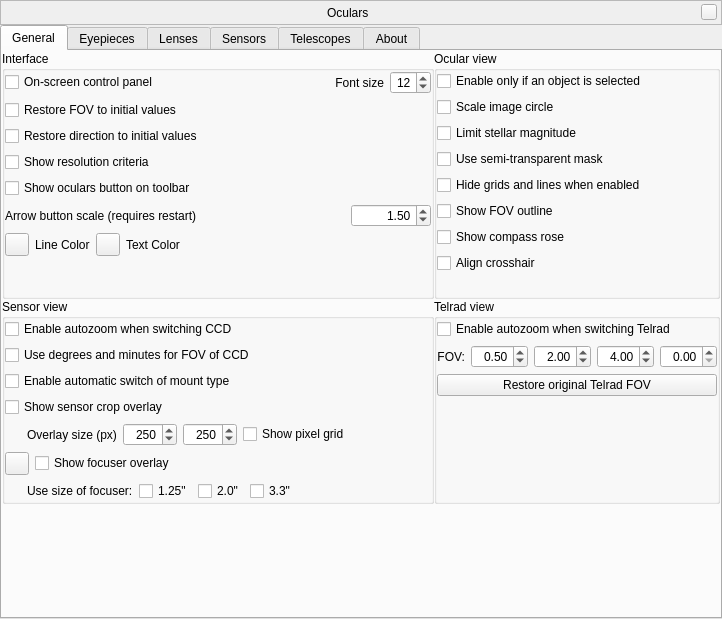
This is plugins/Oculars/src/gui/ocularDialog.ui in 519984307/stellarium_src as Qt 5 draws it before an edit. The edited form follows.
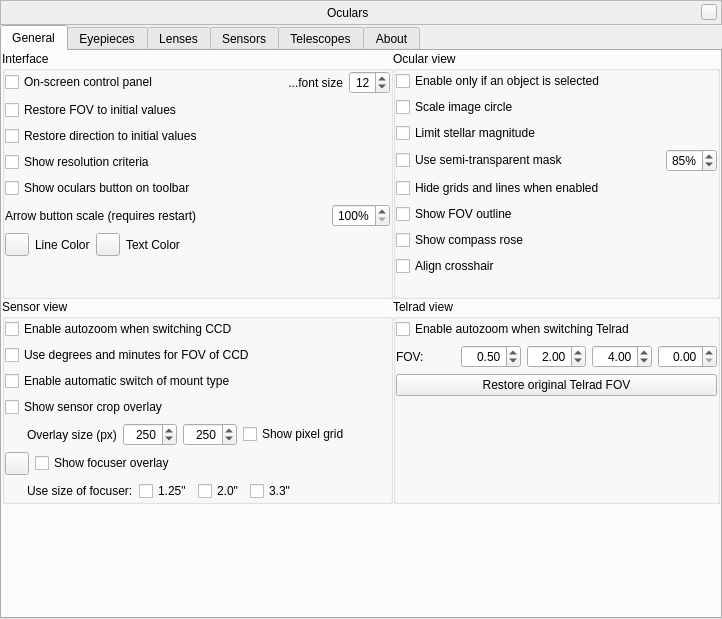
This is the edited form. Icons and pictures are not drawn. Custom widgets are drawn as their Qt base class.

Commit message:
The GUI for Oculars plug-in has been updated
- Added tool to disable an inherited options
- Added tool to define value of transparency of the semi-transparent mask in eyepiece mode
- The input box to define the scale factor of arrows was changed to use percentage

```diff
--- a/plugins/Oculars/src/gui/ocularDialog.ui
+++ b/plugins/Oculars/src/gui/ocularDialog.ui
@@ -218,27 +218,31 @@
                 </widget>
                </item>
                <item>
-                <widget class="QDoubleSpinBox" name="arrowButtonScaleDoubleSpinBox">
-                 <property name="maximumSize">
+                <spacer name="horizontalSpacer_7">
+                 <property name="orientation">
+                  <enum>Qt::Horizontal</enum>
+                 </property>
+                 <property name="sizeHint" stdset="0">
                   <size>
-                   <width>80</width>
-                   <height>16777215</height>
+                   <width>40</width>
+                   <height>20</height>
                   </size>
                  </property>
+                </spacer>
+               </item>
+               <item>
+                <widget class="QSpinBox" name="arrowButtonScaleSpinBox">
                  <property name="alignment">
                   <set>Qt::AlignRight|Qt::AlignTrailing|Qt::AlignVCenter</set>
                  </property>
+                 <property name="suffix">
+                  <string notr="true">%</string>
+                 </property>
                  <property name="minimum">
-                  <double>1.000000000000000</double>
+                  <number>100</number>
                  </property>
                  <property name="maximum">
-                  <double>2.500000000000000</double>
-                 </property>
-                 <property name="singleStep">
-                  <double>0.050000000000000</double>
-                 </property>
-                 <property name="value">
-                  <double>1.500000000000000</double>
+                  <number>250</number>
                  </property>
                 </widget>
                </item>
@@ -286,7 +290,7 @@
                <item>
                 <widget class="QLabel" name="guiFontSizeLabel">
                  <property name="text">
-                  <string>Font size</string>
+                  <string>...font size</string>
                  </property>
                  <property name="alignment">
                   <set>Qt::AlignRight|Qt::AlignTrailing|Qt::AlignVCenter</set>
@@ -419,16 +423,6 @@
              <property name="bottomMargin">
               <number>0</number>
              </property>
-             <item row="7" column="0">
-              <widget class="QCheckBox" name="contourCheckBox">
-               <property name="toolTip">
-                <string>Show border circle</string>
-               </property>
-               <property name="text">
-                <string>Show FOV outline</string>
-               </property>
-              </widget>
-             </item>
              <item row="2" column="0">
               <widget class="QCheckBox" name="scaleImageCircleCheckBox">
                <property name="text">
@@ -436,7 +430,7 @@
                </property>
               </widget>
              </item>
-             <item row="6" column="0">
+             <item row="7" column="0">
               <widget class="QCheckBox" name="hideGridsLinesCheckBox">
                <property name="text">
                 <string>Hide grids and lines when enabled</string>
@@ -450,17 +444,27 @@
                </property>
               </widget>
              </item>
-             <item row="4" column="0">
-              <widget class="QCheckBox" name="semiTransparencyCheckBox">
+             <item row="8" column="0">
+              <widget class="QCheckBox" name="contourCheckBox">
                <property name="toolTip">
                 <string>In ocular mode, allow some visibility outside ocular circle.</string>
                </property>
                <property name="text">
-                <string>Use semi-transparent mask</string>
+                <string>Show FOV outline</string>
                </property>
               </widget>
              </item>
-             <item row="10" column="0">
+             <item row="3" column="0">
+              <widget class="QCheckBox" name="limitStellarMagnitudeCheckBox">
+               <property name="toolTip">
+                <string>Apply limits stellar magnitude for different apertures of telescopes</string>
+               </property>
+               <property name="text">
+                <string>Limit stellar magnitude</string>
+               </property>
+              </widget>
+             </item>
+             <item row="11" column="0">
               <spacer name="verticalSpacer_6">
                <property name="orientation">
                 <enum>Qt::Vertical</enum>
@@ -473,7 +477,7 @@
                </property>
               </spacer>
              </item>
-             <item row="8" column="0">
+             <item row="9" column="0">
               <widget class="QCheckBox" name="cardinalsCheckBox">
                <property name="toolTip">
                 <string>Show cardinal directions in equatorial coordinate system</string>
@@ -483,17 +487,7 @@
                </property>
               </widget>
              </item>
-             <item row="3" column="0">
-              <widget class="QCheckBox" name="limitStellarMagnitudeCheckBox">
-               <property name="toolTip">
-                <string>Apply limits stellar magnitude for different apertures of telescopes</string>
-               </property>
-               <property name="text">
-                <string>Limit stellar magnitude</string>
-               </property>
-              </widget>
-             </item>
-             <item row="9" column="0">
+             <item row="10" column="0">
               <widget class="QCheckBox" name="alignCrosshairCheckBox">
                <property name="toolTip">
                 <string>Align the crosshair in equatorial coordinate system</string>
@@ -503,6 +497,55 @@
                </property>
               </widget>
              </item>
+             <item row="4" column="0">
+              <layout class="QHBoxLayout" name="horizontalLayout_15">
+               <item>
+                <widget class="QCheckBox" name="semiTransparencyCheckBox">
+                 <property name="toolTip">
+                  <string>In ocular mode, allow some visibility outside ocular circle.</string>
+                 </property>
+                 <property name="text">
+                  <string>Use semi-transparent mask</string>
+                 </property>
+                </widget>
+               </item>
+               <item>
+                <spacer name="horizontalSpacer_4">
+                 <property name="orientation">
+                  <enum>Qt::Horizontal</enum>
+                 </property>
+                 <property name="sizeHint" stdset="0">
+                  <size>
+                   <width>40</width>
+                   <height>20</height>
+                  </size>
+                 </property>
+                </spacer>
+               </item>
+               <item>
+                <widget class="QSpinBox" name="transparencySpinBox">
+                 <property name="toolTip">
+                  <string>Value of transparency of semi-transparent mask</string>
+                 </property>
+                 <property name="alignment">
+                  <set>Qt::AlignRight|Qt::AlignTrailing|Qt::AlignVCenter</set>
+                 </property>
+                 <property name="suffix">
+                  <string notr="true">%</string>
+                 </property>
+                 <property name="minimum">
+                  <number>10</number>
+                 </property>
+                 <property name="maximum">
+                  <number>90</number>
+                 </property>
+                 <property name="value">
+                  <number>85</number>
+                 </property>
+                </widget>
+               </item>
+              </layout>
+             </item>
             </layout>
            </widget>
           </item>
@@ -784,7 +827,7 @@
                   <string comment="abbreviation">FOV:</string>
                  </property>
                  <property name="alignment">
-                  <set>Qt::AlignRight|Qt::AlignTrailing|Qt::AlignVCenter</set>
+                  <set>Qt::AlignLeading|Qt::AlignLeft|Qt::AlignVCenter</set>
                  </property>
                 </widget>
                </item>
```
Left out of the diff: 13 changed lines with no effect on the pictures. The commit also changes 5 other files.
